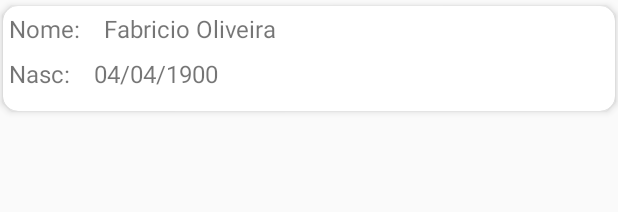
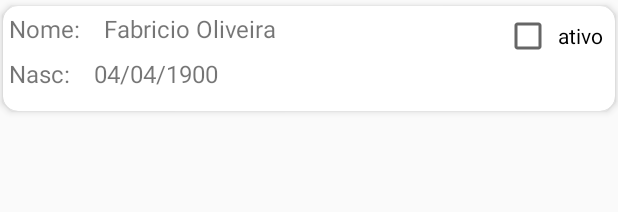
Before and after one commit to fabricioterranova/HBSISFab, an Android app: the layout pessoa_celula.xml on its own in the app's theme, with its tools: preview values and no code run, on a phone screen of 412 x 824 dp. Shown: the top 212 px of the screen. Run offline under Robolectric (Android 15) with nearby library versions, the phone set to English and light mode, and no system bars; network calls fail.

Commit message:
Atividade 2

```diff
--- a/app/src/main/java/com/fabriciooliveira/hbsisfab/util/Constants.java
+++ b/app/src/main/java/com/fabriciooliveira/hbsisfab/util/Constants.java
@@ -7,7 +7,7 @@ public class Constants {
 
     public static final String DB_NAME = "hbsisfab-db";
 
-    public static final int DB_VERSION = 1;
+    public static final int DB_VERSION = 2;
 
     public static final String URL_FOR_PEOPLE = "https://testetecnico.herokuapp.com/pessoas";
 
--- a/app/src/main/res/layout/pessoa_celula.xml
+++ b/app/src/main/res/layout/pessoa_celula.xml
@@ -51,6 +51,15 @@
             style="@style/celula_pessoa"
             />
 
+        <CheckBox
+            android:id="@+id/checkbox_ativo"
+            android:layout_alignParentTop="true"
+            android:layout_alignParentRight="true"
+            android:layout_width="wrap_content"
+            android:layout_height="wrap_content"
+            android:text="ativo"
+            android:padding="4dp"/>
+
     </RelativeLayout>
 
 </android.support.v7.widget.CardView>
--- /dev/null
+++ b/app/src/main/res/values-v21/styles.xml
@@ -0,0 +1,11 @@
+<?xml version="1.0" encoding="utf-8"?>
+<resources>
+    <style name="celula_pessoa">
+        <item name="android:layout_height">wrap_content</item>
+        <item name="android:layout_width">wrap_content</item>
+        <item name="android:textSize">@dimen/tamanho_texto_celula_pessoa</item>
+        <item name="android:layout_marginLeft">@dimen/espaco_entre_textfields</item>
+        <item name="android:singleLine">true</item>
+        <item name="android:ellipsize">end</item>
+    </style>
+</resources>
```
Also changed, not shown: app/src/main/java/com/fabriciooliveira/hbsisfab/model/Pessoa.java (+13 -1 lines).
